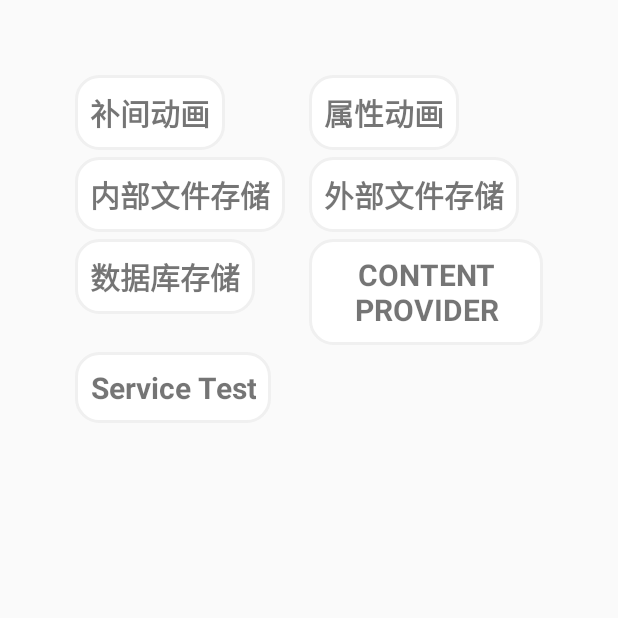
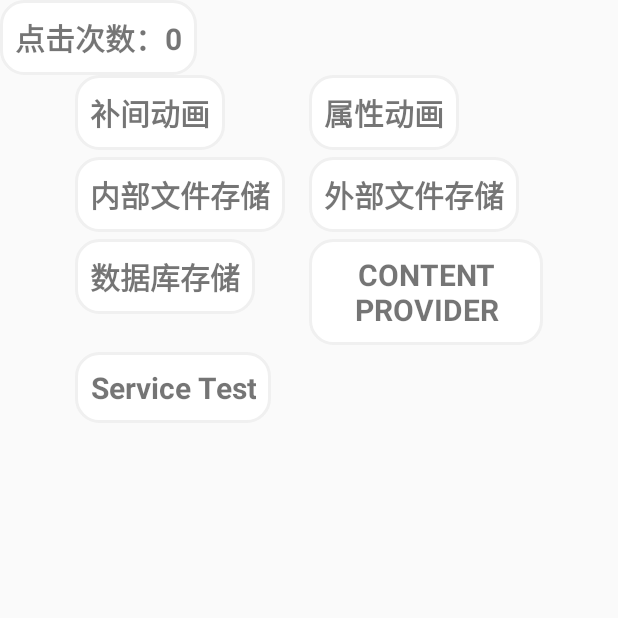
Before and after one commit to FergusAAA/Android_Demo, an Android app: the screen it shows after launch (MainActivity), on a phone screen of 412 x 824 dp, the top half of it. Run offline under Robolectric (Android 15) with nearby library versions, the phone set to English and light mode, and no system bars.

Commit message:
ViewModel学习测试提交

```diff
--- a/app/build.gradle
+++ b/app/build.gradle
@@ -41,4 +41,6 @@ dependencies {
     // https://mvnrepository.com/artifact/io.reactivex.rxjava2/rxjava
 //    implementation group: 'io.reactivex.rxjava2', name: 'rxjava', version: '2.2.21'
     implementation("io.reactivex.rxjava3:rxandroid:3.0.0")
+    // https://mvnrepository.com/artifact/androidx.lifecycle/lifecycle-viewmodel
+    implementation("androidx.lifecycle:lifecycle-extensions:2.2.0")
 }
--- /dev/null
+++ b/app/src/main/java/com/example/test/model/MainViewModel.kt
@@ -0,0 +1,26 @@
+package com.example.test.model
+
+import androidx.lifecycle.ViewModel
+
+/**
+ * @title:       标题
+ * @project:     Baymax
+ * @package:     com.example.test.model
+ * @class:       MainViewModel
+ * @description:
+ * <p>
+ * 类描述
+ * </p>
+ *
+ * @version:   1.0
+ * @createDate:   2022/8/13 20:47
+ * @Copyright (C) 2022 YSTEN
+ * @author:       xuguangdong
+ */
+class MainViewModel : ViewModel() {
+    /**
+     * 记数器数字
+     */
+    var count = 0
+
+}
--- a/app/src/main/java/com/example/test/view/MainActivity.kt
+++ b/app/src/main/java/com/example/test/view/MainActivity.kt
@@ -5,37 +5,65 @@ import android.content.Intent
 import android.graphics.Rect
 import android.os.Bundle
 import android.util.TypedValue
-import android.view.View
 import android.widget.TextView
+import androidx.fragment.app.FragmentActivity
+import androidx.lifecycle.ViewModelProviders
 import androidx.recyclerview.widget.GridLayoutManager
 import androidx.recyclerview.widget.RecyclerView
 import com.example.test.R
 import com.example.test.adapter.ButtonAdapter
 import com.example.test.model.Constant
-import com.example.test.service.MyService
+import com.example.test.model.MainViewModel
 
-class MainActivity : Activity() {
+class MainActivity : FragmentActivity() {
     private lateinit var mBtnRecyclerView: RecyclerView
-    private val mDataList = arrayListOf(Constant.补间动画, Constant.属性动画, Constant.内部文件存储
-            , Constant.外部文件存储, Constant.数据库存储, Constant.CONTENT_PROVIDER, Constant.SERVICE_TEST)
+
+    /**
+     * 点击按钮的总次数
+     */
+    private lateinit var clickCountTextView: TextView
+
+    /**
+     * 当前界面的ViewModel
+     */
+    private lateinit var mainViewModel: MainViewModel
+    private val mDataList = arrayListOf(
+        Constant.补间动画,
+        Constant.属性动画,
+        Constant.内部文件存储,
+        Constant.外部文件存储,
+        Constant.数据库存储,
+        Constant.CONTENT_PROVIDER,
+        Constant.SERVICE_TEST
+    )
 
     override fun onCreate(savedInstanceState: Bundle?) {
         super.onCreate(savedInstanceState)
         setContentView(R.layout.activity_main)
         mBtnRecyclerView = findViewById(R.id.btn_recyclerview)
+        clickCountTextView = findViewById(R.id.click_count)
+        mainViewModel = ViewModelProviders.of(this).get(MainViewModel::class.java)
         mBtnRecyclerView.adapter = ButtonAdapter(mDataList, this)
         mBtnRecyclerView.layoutManager = GridLayoutManager(this, 2)
         mBtnRecyclerView.addItemDecoration(object : RecyclerView.ItemDecoration() {
             override fun getItemOffsets(outRect: Rect, itemPosition: Int, parent: RecyclerView) {
-                outRect.bottom = TypedValue.applyDimension(TypedValue.COMPLEX_UNIT_DIP, 5f, resources.displayMetrics).toInt()
+                outRect.bottom = TypedValue.applyDimension(
+                    TypedValue.COMPLEX_UNIT_DIP,
+                    5f,
+                    resources.displayMetrics
+                ).toInt()
             }
         })
-        (mBtnRecyclerView.adapter as ButtonAdapter).onClickListener = ButtonAdapter.OnClickListener {
-            onClick(mDataList[it])
-        }
+        (mBtnRecyclerView.adapter as ButtonAdapter).onClickListener =
+            ButtonAdapter.OnClickListener {
+                onClick(mDataList[it])
+            }
+        refreshCount()
     }
 
     private fun onClick(buttonName: String) {
+        mainViewModel.count++
+        refreshCount()
         when (buttonName) {
             Constant.补间动画 -> startActivity(TweenActivity::class.java)
             Constant.内部文件存储 -> startActivity(InnerFirestoneActivity::class.java)
@@ -47,6 +75,11 @@ class MainActivity : Activity() {
         }
     }
 
+    private fun refreshCount() {
+        clickCountTextView.text =
+            resources.getString(R.string.current_click_count, mainViewModel.count)
+    }
+
     private fun startActivity(targetCls: Class<*>) {
         val intent = Intent(this, targetCls)
         startActivity(intent)
--- a/app/src/main/res/layout/activity_main.xml
+++ b/app/src/main/res/layout/activity_main.xml
@@ -1,7 +1,20 @@
 <?xml version="1.0" encoding="utf-8"?>
 <androidx.constraintlayout.widget.ConstraintLayout xmlns:android="http://schemas.android.com/apk/res/android"
     android:layout_width="match_parent"
-    android:layout_height="match_parent">
+    android:layout_height="match_parent"
+    xmlns:app="http://schemas.android.com/apk/res-auto">
+
+    <TextView
+        android:id="@+id/click_count"
+        style="@style/button"
+        app:layout_constraintLeft_toLeftOf="parent"
+        app:layout_constraintTop_toTopOf="parent"
+        android:layout_centerInParent="true"
+        android:background="@drawable/btn_background"
+        android:duplicateParentState="true"
+        android:focusable="true"
+        android:nextFocusDown="@id/btn_drawable"
+        android:text="点击次数：" />
 
     <androidx.recyclerview.widget.RecyclerView
         android:id="@+id/btn_recyclerview"
--- a/app/src/main/res/values/strings.xml
+++ b/app/src/main/res/values/strings.xml
@@ -17,4 +17,6 @@
     <string name="hello_blank_fragment">Hello blank fragment</string>
     <string name="start">start</string>
     <string name="end">end</string>
+
+    <string name="current_click_count">点击次数：%d</string>
 </resources>
```
